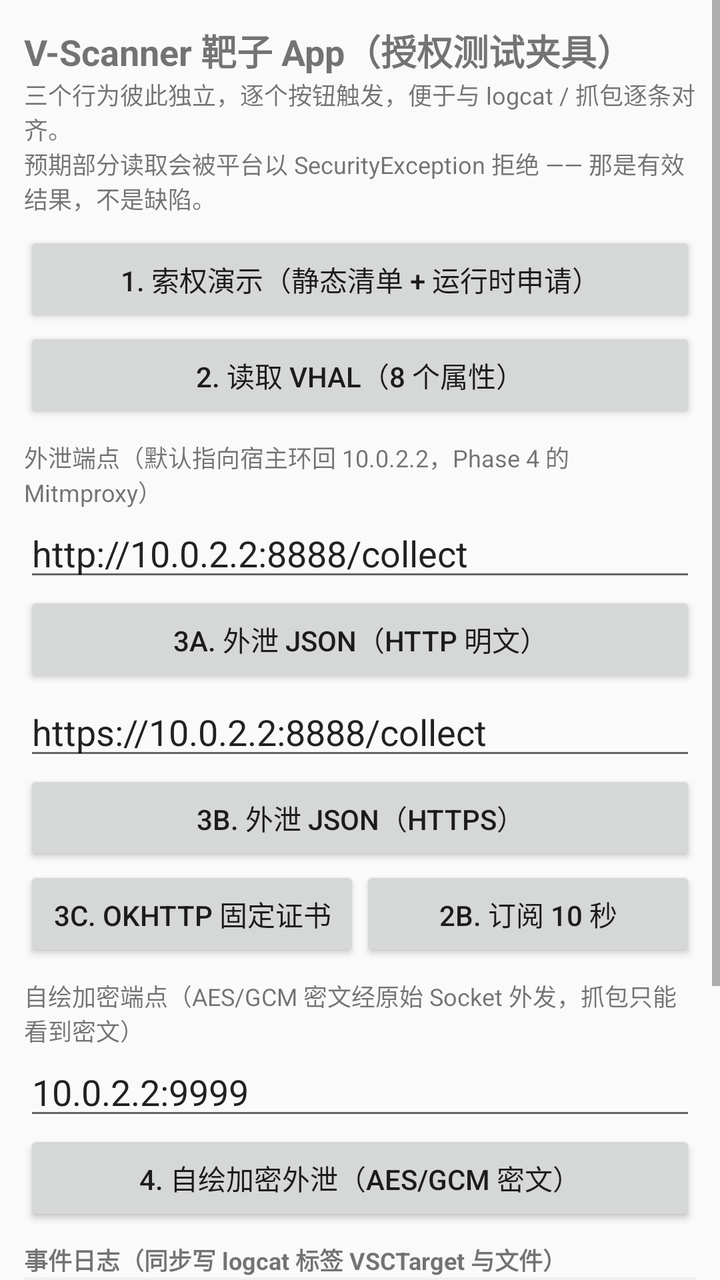
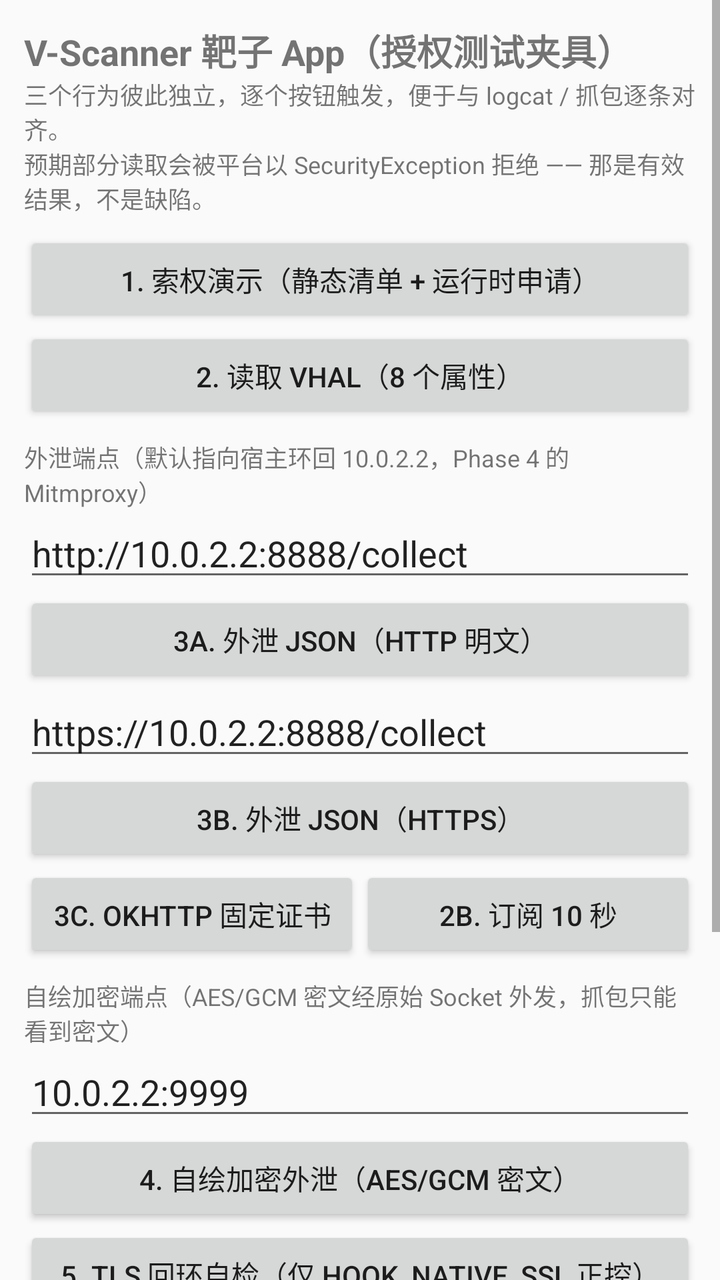

An Android layout rendered at two revisions. The XML below is the earlier revision; the diff shows what the commit changed to produce the second picture.
<!-- AndroidManifest.xml: activity theme android:Theme.Material.Light -->
<!-- res/layout/activity_main.xml -->
<?xml version="1.0" encoding="utf-8"?>
<ScrollView xmlns:android="http://schemas.android.com/apk/res/android"
    android:id="@+id/scrollContent" android:layout_width="match_parent"
    android:layout_height="match_parent" android:fillViewport="true">
<LinearLayout
    android:layout_width="match_parent"
    android:layout_height="wrap_content"
    android:orientation="vertical"
    android:padding="12dp">

    <TextView
        android:layout_width="wrap_content"
        android:layout_height="wrap_content"
        android:text="V-Scanner 靶子 App（授权测试夹具）"
        android:textSize="18sp"
        android:textStyle="bold" />

    <TextView
        android:layout_width="wrap_content"
        android:layout_height="wrap_content"
        android:textSize="12sp"
        android:text="三个行为彼此独立，逐个按钮触发，便于与 logcat / 抓包逐条对齐。&#10;预期部分读取会被平台以 SecurityException 拒绝 —— 那是有效结果，不是缺陷。" />

    <Button
        android:id="@+id/btnPerm"
        android:layout_width="match_parent"
        android:layout_height="wrap_content"
        android:layout_marginTop="8dp"
        android:text="1. 索权演示（静态清单 + 运行时申请）" />

    <Button
        android:id="@+id/btnRead"
        android:layout_width="match_parent"
        android:layout_height="wrap_content"
        android:text="2. 读取 VHAL（8 个属性）" />

    <TextView
        android:layout_width="wrap_content"
        android:layout_height="wrap_content"
        android:layout_marginTop="8dp"
        android:text="外泄端点（默认指向宿主环回 10.0.2.2，Phase 4 的 Mitmproxy）"
        android:textSize="12sp" />

    <EditText
        android:id="@+id/etHttpEndpoint"
        android:layout_width="match_parent"
        android:layout_height="wrap_content"
        android:inputType="textUri"
        android:text="@string/default_http_endpoint" />

    <Button
        android:id="@+id/btnEgressHttp"
        android:layout_width="match_parent"
        android:layout_height="wrap_content"
        android:text="3a. 外泄 JSON（HTTP 明文）" />

    <EditText
        android:id="@+id/etHttpsEndpoint"
        android:layout_width="match_parent"
        android:layout_height="wrap_content"
        android:inputType="textUri"
        android:text="@string/default_https_endpoint" />

    <Button
        android:id="@+id/btnEgressHttps"
        android:layout_width="match_parent"
        android:layout_height="wrap_content"
        android:text="3b. 外泄 JSON（HTTPS）" />

    <LinearLayout android:layout_width="match_parent" android:layout_height="wrap_content"
        android:orientation="horizontal">
        <Button android:id="@+id/btnOkHttp" android:layout_width="0dp"
            android:layout_weight="1" android:layout_height="wrap_content" android:text="3c. OkHttp 固定证书" />
        <Button android:id="@+id/btnSubscribe" android:layout_width="0dp"
            android:layout_weight="1" android:layout_height="wrap_content" android:text="2b. 订阅 10 秒" />
    </LinearLayout>

    <TextView
        android:layout_width="wrap_content"
        android:layout_height="wrap_content"
        android:layout_marginTop="8dp"
        android:text="自绘加密端点（AES/GCM 密文经原始 Socket 外发，抓包只能看到密文）"
        android:textSize="12sp" />

    <EditText
        android:id="@+id/etCipherEndpoint"
        android:layout_width="match_parent"
        android:layout_height="wrap_content"
        android:inputType="textUri"
        android:text="@string/default_cipher_endpoint" />

    <Button
        android:id="@+id/btnCipher"
        android:layout_width="match_parent"
        android:layout_height="wrap_content"
        android:text="4. 自绘加密外泄（AES/GCM 密文）" />

    <TextView
        android:layout_width="wrap_content"
        android:layout_height="wrap_content"
        android:layout_marginTop="8dp"
        android:text="事件日志（同步写 logcat 标签 VSCTarget 与文件）"
        android:textSize="12sp"
        android:textStyle="bold" />

    <ScrollView
        android:id="@+id/scrollLog"
        android:layout_width="match_parent"
        android:layout_height="180dp"
        android:background="#F0F0F0">

        <TextView
            android:id="@+id/tvLog"
            android:layout_width="match_parent"
            android:layout_height="wrap_content"
            android:fontFamily="monospace"
            android:padding="4dp"
            android:textSize="10sp" />
    </ScrollView>

</LinearLayout>
</ScrollView>
<!-- resources referenced by this layout -->
<resources>
  <string name="default_cipher_endpoint">10.0.2.2:9999</string>
  <string name="default_http_endpoint">http://10.0.2.2:8888/collect</string>
  <string name="default_https_endpoint">https://10.0.2.2:8888/collect</string>
</resources>

<!-- the commit's change to res/layout/activity_main.xml (unified diff, before → after) -->
@@ -95,6 +95,13 @@
         android:layout_height="wrap_content"
         android:text="4. 自绘加密外泄（AES/GCM 密文）" />
 
+    
+    <Button
+        android:id="@+id/btnSslLoopback"
+        android:layout_width="match_parent"
+        android:layout_height="wrap_content"
+        android:text="@string/ssl_loopback" />
+
     <TextView
         android:layout_width="wrap_content"
         android:layout_height="wrap_content"
<!-- resource entries referenced after the edit -->
@@ -3,5 +3,6 @@
   <string name="default_cipher_endpoint">10.0.2.2:9999</string>
   <string name="default_http_endpoint">http://10.0.2.2:8888/collect</string>
   <string name="default_https_endpoint">https://10.0.2.2:8888/collect</string>
+  <string name="ssl_loopback">5. TLS 回环自检（仅 hook_native_ssl 正控）</string>
 </resources>
 
